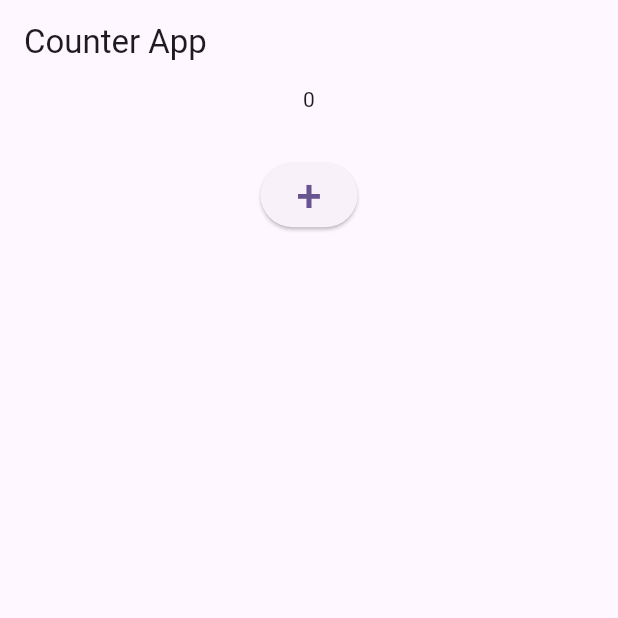
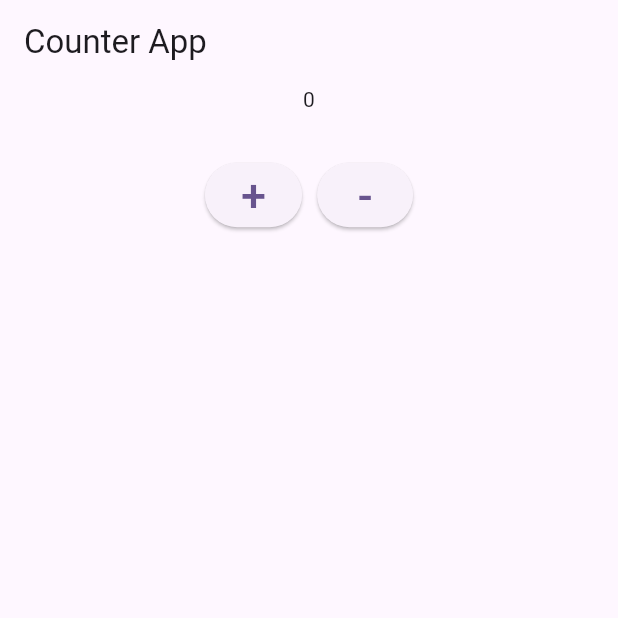
Before and after one commit to skyyygal/Riverpod-Series, a Flutter app: the screen it shows after launch, on a phone screen of 412 x 824 dp, the top half of it. Run offline on Flutter 3.47's test engine with Material 3 defaults, Android fonts, the phone set to English and light mode, and no system bars; our stand-ins replace flutter_riverpod.

```diff
--- a/lib/home_screen.dart
+++ b/lib/home_screen.dart
@@ -37,6 +37,15 @@ class HomeScreen extends ConsumerWidget {
                 },
                 child: Text("+", style: TextStyle(fontSize: 30)),
               ),
+              SizedBox(width: 10),
+              ElevatedButton(
+                onPressed: () {
+                  if (ref.read(counter) > 0) {
+                    ref.read(counter.notifier).state--;
+                  }
+                },
+                child: Text("-", style: TextStyle(fontSize: 30)),
+              ),
             ],
           ),
         ],
```
